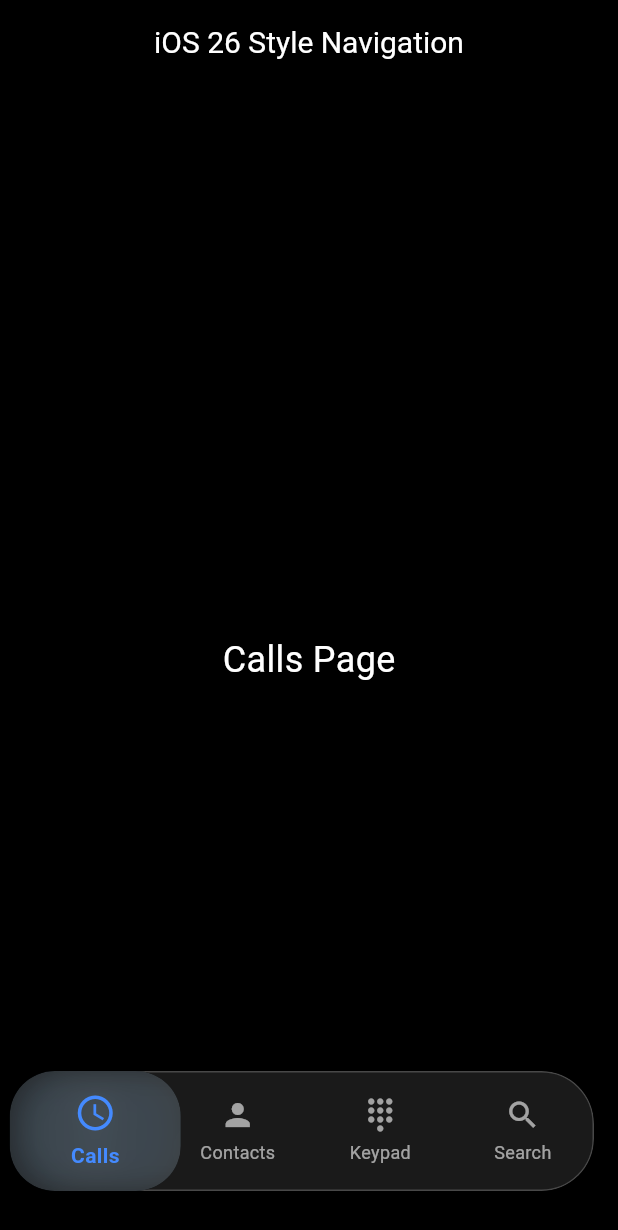
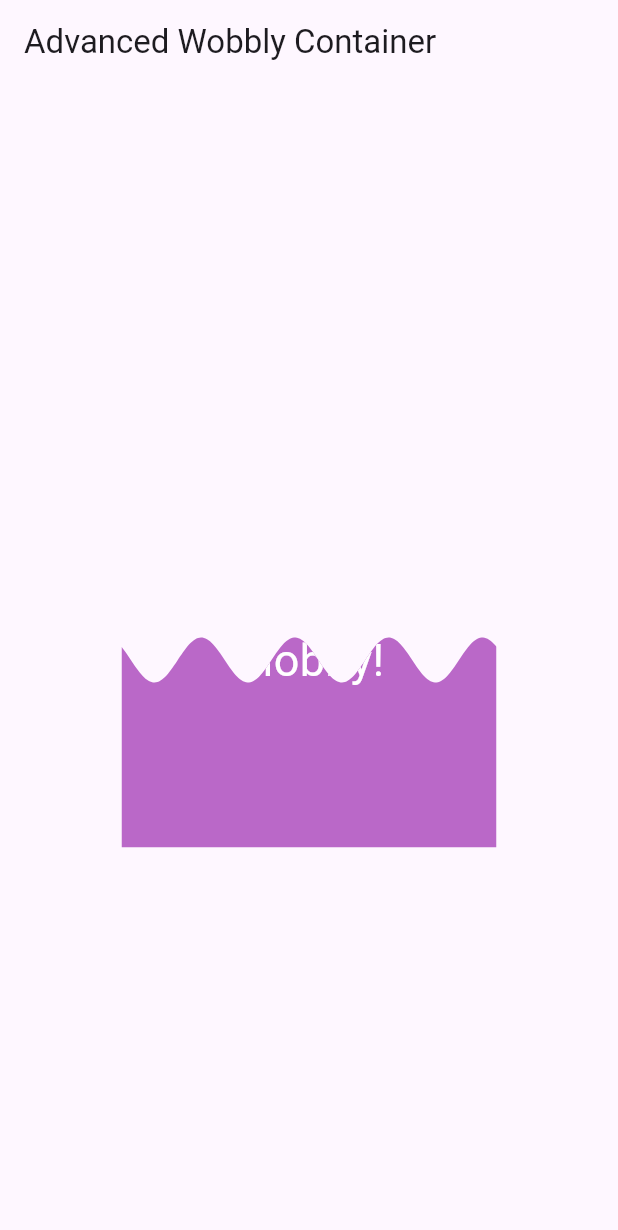
Before and after one commit to thawdezin/plutter, a Flutter app: the screen it shows after launch, on a phone screen of 412 x 824 dp. Shown: the top 1230 px of the screen. Run offline on Flutter 3.47's test engine with Material 3 defaults, Android fonts, the light colour scheme and no system bars.

Commit message:
ရေလှိုင်း ဒီဇိုင်း

```diff
--- a/lib/main.dart
+++ b/lib/main.dart
@@ -1,209 +1,369 @@
-import 'dart:ui';
+// import 'dart:ui';
+// import 'package:flutter/material.dart';
+// import 'package:glass_kit/glass_kit.dart';
+//
+// void main() {
+//   runApp(const MyApp());
+// }
+//
+// class MyApp extends StatelessWidget {
+//   const MyApp({super.key});
+//
+//   @override
+//   Widget build(BuildContext context) {
+//     return MaterialApp(
+//       title: 'iOS 26 Style Glassmorphism Navigation',
+//       theme: ThemeData.light().copyWith(
+//         scaffoldBackgroundColor: Colors.white,
+//         appBarTheme: const AppBarTheme(
+//           backgroundColor: Colors.transparent,
+//           elevation: 0,
+//           centerTitle: true,
+//           titleTextStyle: TextStyle(color: Colors.black, fontSize: 20),
+//           iconTheme: IconThemeData(color: Colors.black),
+//         ),
+//       ),
+//       home: const HomeScreen(),
+//     );
+//   }
+// }
+//
+// class HomeScreen extends StatefulWidget {
+//   const HomeScreen({super.key});
+//
+//   @override
+//   State<HomeScreen> createState() => _HomeScreenState();
+// }
+//
+// class _HomeScreenState extends State<HomeScreen> {
+//   int _selectedIndex = 0;
+//   final List<Widget> _pages = <Widget>[
+//     const Center(
+//       child: Text(
+//         'Calls Page',
+//         style: TextStyle(fontSize: 24, color: Colors.black),
+//       ),
+//     ),
+//     const Center(
+//       child: Text(
+//         'Contacts Page',
+//         style: TextStyle(fontSize: 24, color: Colors.black),
+//       ),
+//     ),
+//     const Center(
+//       child: Text(
+//         'Keypad Page',
+//         style: TextStyle(fontSize: 24, color: Colors.black),
+//       ),
+//     ),
+//     const Center(
+//       child: Text(
+//         'Search Page',
+//         style: TextStyle(fontSize: 24, color: Colors.black),
+//       ),
+//     ),
+//   ];
+//
+//   void _onItemTapped(int index) => setState(() => _selectedIndex = index);
+//
+//   @override
+//   Widget build(BuildContext context) {
+//     return Scaffold(
+//       extendBody: true,
+//       appBar: AppBar(title: const Text('iOS 26 Style Navigation')),
+//       body: _pages[_selectedIndex],
+//       bottomNavigationBar: GlassmorphicBottomNavBar(
+//         selectedIndex: _selectedIndex,
+//         onItemTapped: _onItemTapped,
+//       ),
+//     );
+//   }
+// }
+//
+// class GlassmorphicBottomNavBar extends StatefulWidget {
+//   final int selectedIndex;
+//   final ValueChanged<int> onItemTapped;
+//
+//   const GlassmorphicBottomNavBar({
+//     super.key,
+//     required this.selectedIndex,
+//     required this.onItemTapped,
+//   });
+//
+//   @override
+//   State<GlassmorphicBottomNavBar> createState() =>
+//       _GlassmorphicBottomNavBarState();
+// }
+//
+// class _GlassmorphicBottomNavBarState extends State<GlassmorphicBottomNavBar> {
+//   double _dragOffset = 0.0;
+//   final List<Map<String, dynamic>> _items = [
+//     {'icon': Icons.schedule, 'label': 'Calls'},
+//     {'icon': Icons.person, 'label': 'Contacts'},
+//     {'icon': Icons.dialpad, 'label': 'Keypad'},
+//     {'icon': Icons.search, 'label': 'Search'},
+//   ];
+//
+//   @override
+//   void didUpdateWidget(covariant GlassmorphicBottomNavBar oldWidget) {
+//     super.didUpdateWidget(oldWidget);
+//     if (oldWidget.selectedIndex != widget.selectedIndex) _dragOffset = 0.0;
+//   }
+//
+//   double _indicatorX(double width) {
+//     final int n = _items.length;
+//     final double itemW = width / n;
+//     final double pillW = itemW * 1.2;
+//     final base = widget.selectedIndex * itemW + (itemW - pillW) / 2;
+//     return base + _dragOffset;
+//   }
+//
+//   @override
+//   Widget build(BuildContext context) {
+//     final double w = MediaQuery.of(context).size.width - 32;
+//     const double hBar = 70.0;
+//     const double pillH = 80.0;
+//     final double itemW = w / _items.length;
+//     final double pillW = itemW * 1.2;
+//
+//     return Padding(
+//       padding: const EdgeInsets.fromLTRB(16, 20, 16, 30),
+//       child: GestureDetector(
+//         onHorizontalDragUpdate:
+//             (d) => setState(() {
+//               _dragOffset = (_dragOffset + d.primaryDelta!).clamp(
+//                 -widget.selectedIndex * itemW,
+//                 (_items.length - 1 - widget.selectedIndex) * itemW,
+//               );
+//             }),
+//         onHorizontalDragEnd: (_) {
+//           final int deltaIndex = (_dragOffset / itemW).round();
+//           final int newIndex = (widget.selectedIndex + deltaIndex).clamp(
+//             0,
+//             _items.length - 1,
+//           );
+//           widget.onItemTapped(newIndex);
+//           setState(() => _dragOffset = 0);
+//         },
+//         child: SizedBox(
+//           height: pillH,
+//           child: Stack(
+//             clipBehavior: Clip.none,
+//             children: [
+//               // Background bar
+//               Positioned.fill(
+//                 child: ClipRRect(
+//                   borderRadius: BorderRadius.circular(35),
+//                   child: BackdropFilter(
+//                     filter: ImageFilter.blur(sigmaX: 15, sigmaY: 15),
+//                     child: Container(
+//                       height: hBar,
+//                       decoration: BoxDecoration(
+//                         color: Colors.black.withOpacity(0.05),
+//                         borderRadius: BorderRadius.circular(35),
+//                         border: Border.all(
+//                           color: Colors.black.withOpacity(0.1),
+//                         ),
+//                       ),
+//                     ),
+//                   ),
+//                 ),
+//               ),
+//               // Navigation items
+//               //GlassContainer.clearGlass(
+//               //child:
+//               Positioned.fill(
+//                 child: Row(
+//                   mainAxisAlignment: MainAxisAlignment.spaceAround,
+//                   children: List.generate(_items.length, (i) {
+//                     final item = _items[i];
+//                     final bool selected = i == widget.selectedIndex;
+//                     return Expanded(
+//                       child: InkWell(
+//                         onTap: () => widget.onItemTapped(i),
+//                         child: Column(
+//                           mainAxisAlignment: MainAxisAlignment.center,
+//                           children: [
+//                             Icon(
+//                               item['icon'],
+//                               size: 24,
+//                               color: Colors.black.withOpacity(
+//                                 selected ? 0.2 : 0.6,
+//                               ),
+//                             ),
+//                             const SizedBox(height: 4),
+//                             Text(
+//                               item['label'],
+//                               style: TextStyle(
+//                                 fontSize: 12,
+//                                 color: Colors.black.withOpacity(
+//                                   selected ? 0.2 : 0.6,
+//                                 ),
+//                               ),
+//                             ),
+//                           ],
+//                         ),
+//                       ),
+//                     );
+//                   }),
+//                 ),
+//                 // ),
+//               ),
+//
+//               // Pill indicator
+//               AnimatedPositioned(
+//                 duration: const Duration(milliseconds: 300),
+//                 curve: Curves.easeInOut,
+//                 top: ((hBar - pillH) / 2),
+//                 left: _indicatorX(w),
+//                 width: pillW,
+//                 height: pillH + 10,
+//                 child: ClipRRect(
+//                   borderRadius: BorderRadius.circular(30),
+//                   child: GlassContainer.clearGlass(child: BackdropFilter(
+//                     filter: ImageFilter.blur(sigmaX: 10, sigmaY: 10),
+//                     child: GlassContainer.clearGlass(
+//                       child: Container(
+//                         padding: const EdgeInsets.symmetric(vertical: 8),
+//                         decoration: BoxDecoration(
+//                           color: Colors.black.withOpacity(0.1),
+//                           borderRadius: BorderRadius.circular(30),
+//                           boxShadow: [
+//                             BoxShadow(
+//                               color: Colors.blue.withOpacity(0.1),
+//                               blurRadius: 20,
+//                               spreadRadius: 3,
+//                             ),
+//                           ],
+//                         ),
+//
+//                         child: GlassContainer.clearGlass(
+//                         child: Column(
+//                           mainAxisAlignment: MainAxisAlignment.center,
+//                           children: [
+//                             Icon(
+//                               _items[widget.selectedIndex]['icon'],
+//                               size: 28,
+//                               color: Colors.blue,
+//                             ),
+//                             const SizedBox(height: 4),
+//                             Text(
+//                               _items[widget.selectedIndex]['label'],
+//                               style: const TextStyle(
+//                                 color: Colors.blue,
+//                                 fontWeight: FontWeight.bold,
+//                               ),
+//                             ),
+//                           ],
+//                           ),
+//                         ),
+//                       ),
+//                     ),
+//                   ),),
+//                 ),
+//               ),
+//             ],
+//           ),
+//         ),
+//       ),
+//     );
+//   }
+// }
+
+
 import 'package:flutter/material.dart';
+import 'dart:math';
 
-void main() {
-  runApp(const MyApp());
-}
+// This is a conceptual example. A true organic wobble
+// would require more sophisticated path generation.
+class WobblyClipper extends CustomClipper<Path> {
+  final double animationValue;
+  final double frequency;
+  final double amplitude;
 
-class MyApp extends StatelessWidget {
-  const MyApp({super.key});
+  WobblyClipper(this.animationValue, {this.frequency = 5.0, this.amplitude = 10.0});
 
   @override
-  Widget build(BuildContext context) {
-    return MaterialApp(
-      title: 'iOS 26 Style Glassmorphism Navigation',
-      theme: ThemeData.dark().copyWith(
-        scaffoldBackgroundColor: Colors.black,
-        appBarTheme: const AppBarTheme(
-          backgroundColor: Colors.transparent,
-          elevation: 0,
-          centerTitle: true,
-          titleTextStyle: TextStyle(color: Colors.white, fontSize: 20),
-        ),
-      ),
-      home: const HomeScreen(),
-    );
+  Path getClip(Size size) {
+    final path = Path();
+    path.moveTo(0, size.height / 2);
+
+    for (double i = 0; i <= size.width; i++) {
+      // Basic sine wave for wobble. You'd need more complex
+      // functions or noise for a truly organic look.
+      final y = size.height / 2 + sin((i / size.width) * pi * frequency + animationValue) * amplitude;
+      path.lineTo(i, y);
+    }
+
+    path.lineTo(size.width, size.height);
+    path.lineTo(0, size.height);
+    path.close();
+    return path;
+  }
+
+  @override
+  bool shouldReclip(covariant WobblyClipper oldClipper) {
+    return oldClipper.animationValue != animationValue;
   }
 }
 
-class HomeScreen extends StatefulWidget {
-  const HomeScreen({super.key});
+class AdvancedWobblyContainerExample extends StatefulWidget {
+  @override
+  _AdvancedWobblyContainerExampleState createState() =>
+      _AdvancedWobblyContainerExampleState();
+}
+
+class _AdvancedWobblyContainerExampleState extends State<AdvancedWobblyContainerExample>
+    with SingleTickerProviderStateMixin {
+  late AnimationController _controller;
+  late Animation<double> _animation;
 
   @override
-  State<HomeScreen> createState() => _HomeScreenState();
-}
+  void initState() {
+    super.initState();
+    _controller = AnimationController(
+      vsync: this,
+      duration: Duration(seconds: 2), // Adjust for wobble speed
+    )..repeat(); // Repeat indefinitely
 
-class _HomeScreenState extends State<HomeScreen> {
-  int _selectedIndex = 0;
-  final List<Widget> _pages = <Widget>[
-    const Center(child: Text('Calls Page', style: TextStyle(fontSize: 24, color: Colors.white))),
-    const Center(child: Text('Contacts Page', style: TextStyle(fontSize: 24, color: Colors.white))),
-    const Center(child: Text('Keypad Page', style: TextStyle(fontSize: 24, color: Colors.white))),
-    const Center(child: Text('Search Page', style: TextStyle(fontSize: 24, color: Colors.white))),
-  ];
+    _animation = Tween<double>(begin: 0.0, end: 2 * pi).animate(_controller);
+  }
 
-  void _onItemTapped(int index) {
-    setState(() => _selectedIndex = index);
+  @override
+  void dispose() {
+    _controller.dispose();
+    super.dispose();
   }
 
   @override
   Widget build(BuildContext context) {
     return Scaffold(
-      extendBody: true,
-      appBar: AppBar(title: const Text('iOS 26 Style Navigation')),
-      body: _pages[_selectedIndex],
-      bottomNavigationBar: GlassmorphicBottomNavBar(
-        selectedIndex: _selectedIndex,
-        onItemTapped: _onItemTapped,
+      appBar: AppBar(title: Text('Advanced Wobbly Container')),
+      body: Center(
+        child: AnimatedBuilder(
+          animation: _animation,
+          builder: (context, child) {
+            return ClipPath(
+              clipper: WobblyClipper(_animation.value, frequency: 8.0, amplitude: 15.0),
+              child: Container(
+                width: 250,
+                height: 250,
+                color: Colors.purple.shade300,
+                child: Center(
+                  child: Text(
+                    'Blobby!',
+                    style: TextStyle(color: Colors.white, fontSize: 30),
+                  ),
+                ),
+              ),
+            );
+          },
+        ),
       ),
     );
   }
 }
 
-class GlassmorphicBottomNavBar extends StatefulWidget {
-  final int selectedIndex;
-  final ValueChanged<int> onItemTapped;
-
-  const GlassmorphicBottomNavBar({super.key, required this.selectedIndex, required this.onItemTapped});
-
-  @override
-  State<GlassmorphicBottomNavBar> createState() => _GlassmorphicBottomNavBarState();
+void main() {
+  runApp(MaterialApp(home: AdvancedWobblyContainerExample()));
 }
-
-class _GlassmorphicBottomNavBarState extends State<GlassmorphicBottomNavBar> {
-  late double _dragOffset;
-  final List<Map<String, dynamic>> _items = [
-    {'icon': Icons.schedule, 'label': 'Calls'},
-    {'icon': Icons.person, 'label': 'Contacts'},
-    {'icon': Icons.dialpad, 'label': 'Keypad'},
-    {'icon': Icons.search, 'label': 'Search'},
-  ];
-
-  @override
-  void initState() {
-    super.initState();
-    _dragOffset = 0.0;
-  }
-
-  @override
-  void didUpdateWidget(covariant GlassmorphicBottomNavBar oldWidget) {
-    super.didUpdateWidget(oldWidget);
-    if (oldWidget.selectedIndex != widget.selectedIndex) _dragOffset = 0.0;
-  }
-
-  double _indicatorX(double width) {
-    final int n = _items.length;
-    final double itemW = width / n;
-    final double pillW = itemW * 1.2;
-    final base = widget.selectedIndex * itemW + (itemW - pillW) / 2;
-    return base + _dragOffset;
-  }
-
-  @override
-  Widget build(BuildContext context) {
-    final w = MediaQuery.of(context).size.width - 32;
-    final hBar = 70.0;
-    final pillH = 80.0;
-    final itemW = w / _items.length;
-    final pillW = itemW * 1.2;
-    return Padding(
-      padding: const EdgeInsets.fromLTRB(16, 20, 16, 30),
-      child: GestureDetector(
-        onHorizontalDragUpdate: (d) => setState(() {
-          _dragOffset = (_dragOffset + d.primaryDelta!).clamp(
-            -widget.selectedIndex * itemW,
-            ( _items.length - 1 - widget.selectedIndex) * itemW,
-          );
-        }),
-        onHorizontalDragEnd: (_) {
-          final deltaIndex = (_dragOffset / itemW).round();
-          final newIndex = (widget.selectedIndex + deltaIndex).clamp(0, _items.length - 1);
-          widget.onItemTapped(newIndex);
-          setState(() => _dragOffset = 0);
-        },
-        child: SizedBox(
-          height: pillH,
-          child: Stack(
-            clipBehavior: Clip.none,
-            children: [
-              // Background
-              Positioned.fill(
-                child: ClipRRect(
-                  borderRadius: BorderRadius.circular(35),
-                  child: BackdropFilter(
-                    filter: ImageFilter.blur(sigmaX: 15, sigmaY: 15),
-                    child: Container(
-                      height: hBar,
-                      decoration: BoxDecoration(
-                        color: Colors.white.withOpacity(0.1),
-                        borderRadius: BorderRadius.circular(35),
-                        border: Border.all(color: Colors.white.withOpacity(0.2)),
-                      ),
-                    ),
-                  ),
-                ),
-              ),
-              // Items
-              Positioned.fill(
-                child: Row(
-                  mainAxisAlignment: MainAxisAlignment.spaceAround,
-                  children: List.generate(_items.length, (i) {
-                    final item = _items[i];
-                    final selected = i == widget.selectedIndex;
-                    return Expanded(
-                      child: InkWell(
-                        onTap: () => widget.onItemTapped(i),
-                        child: Column(
-                          mainAxisAlignment: MainAxisAlignment.center,
-                          children: [
-                            Icon(item['icon'], size: 24, color: Colors.white.withOpacity(selected ? 0.2 : 0.6)),
-                            const SizedBox(height: 4),
-                            Text(item['label'], style: TextStyle(fontSize: 12, color: Colors.white.withOpacity(selected ? 0.2 : 0.6))),
-                          ],
-                        ),
-                      ),
-                    );
-                  }),
-                ),
-              ),
-              // Pill Indicator
-              AnimatedPositioned(
-                duration: const Duration(milliseconds: 300),
-                curve: Curves.easeInOut,
-                top: ((hBar - pillH) / 2 ) + 5,
-                left: _indicatorX(w),
-                width: pillW,
-                height: pillH,
-                child: ClipRRect(
-                  borderRadius: BorderRadius.circular(30),
-                  child: BackdropFilter(
-                    filter: ImageFilter.blur(sigmaX: 10, sigmaY: 10),
-                    child: Container(
-                      padding: const EdgeInsets.symmetric(vertical: 8),
-                      decoration: BoxDecoration(
-                        color: Colors.white.withOpacity(0.15),
-                        borderRadius: BorderRadius.circular(30),
-                        boxShadow: [BoxShadow(color: Colors.blue.withOpacity(0.1), blurRadius: 20, spreadRadius: 3)],
-                      ),
-                      child: Column(
-                        mainAxisAlignment: MainAxisAlignment.center,
-                        children: [
-                          Icon(_items[widget.selectedIndex]['icon'], size: 28, color: Colors.blueAccent),
-                          const SizedBox(height: 4),
-                          Text(
-                            _items[widget.selectedIndex]['label'],
-                            style: const TextStyle(color: Colors.blueAccent, fontWeight: FontWeight.bold),
-                          ),
-                        ],
-                      ),
-                    ),
-                  ),
-                ),
-              ),
-            ],
-          ),
-        ),
-      ),
-    );
-  }
-}
--- a/pubspec.yaml
+++ b/pubspec.yaml
@@ -38,6 +38,8 @@ dependencies:
   #flutter_riverpod: ^2.6.1
   http: ^1.4.0
   audioplayers: ^6.4.0
+  #glassmorphism_ui: ^0.3.0
+  glass_kit: ^4.0.1
 
 
 
```
Also changed, not shown: pubspec.lock.
